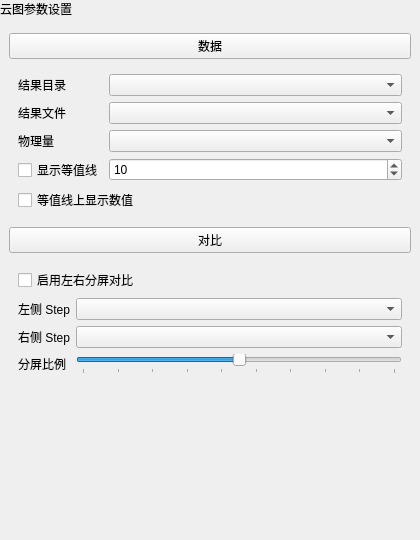
Before: the Qt Designer form plugins/Base_PostProcessing/NephogramSettingWidget.ui in asd977/base_cae, drawn with Qt 5.
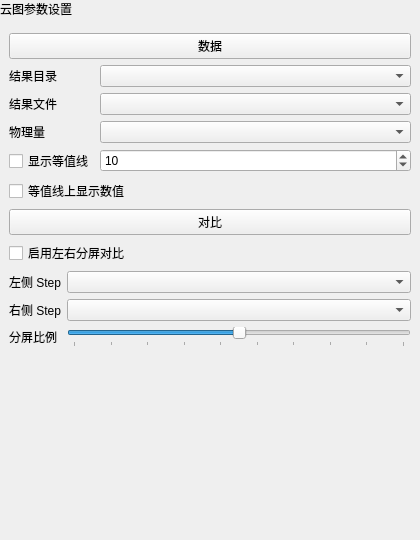
After: the same form once the commit is applied.

Diff of the .ui file:
```diff
--- a/plugins/Base_PostProcessing/NephogramSettingWidget.ui
+++ b/plugins/Base_PostProcessing/NephogramSettingWidget.ui
@@ -153,6 +153,18 @@
           </property>
          </widget>
         </item>
+        <property name="leftMargin">
+         <number>0</number>
+        </property>
+        <property name="topMargin">
+         <number>0</number>
+        </property>
+        <property name="rightMargin">
+         <number>0</number>
+        </property>
+        <property name="bottomMargin">
+         <number>0</number>
+        </property>
        </layout>
       </widget>
      </item>
@@ -251,6 +263,18 @@
           </property>
          </widget>
         </item>
+        <property name="leftMargin">
+         <number>0</number>
+        </property>
+        <property name="topMargin">
+         <number>0</number>
+        </property>
+        <property name="rightMargin">
+         <number>0</number>
+        </property>
+        <property name="bottomMargin">
+         <number>0</number>
+        </property>
        </layout>
       </widget>
      </item>
```
